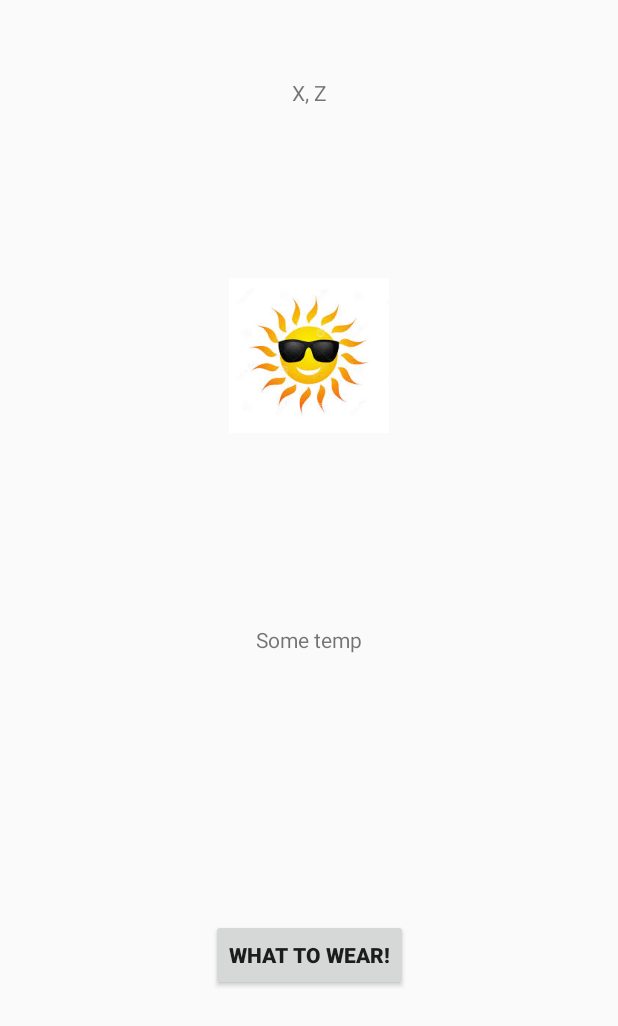
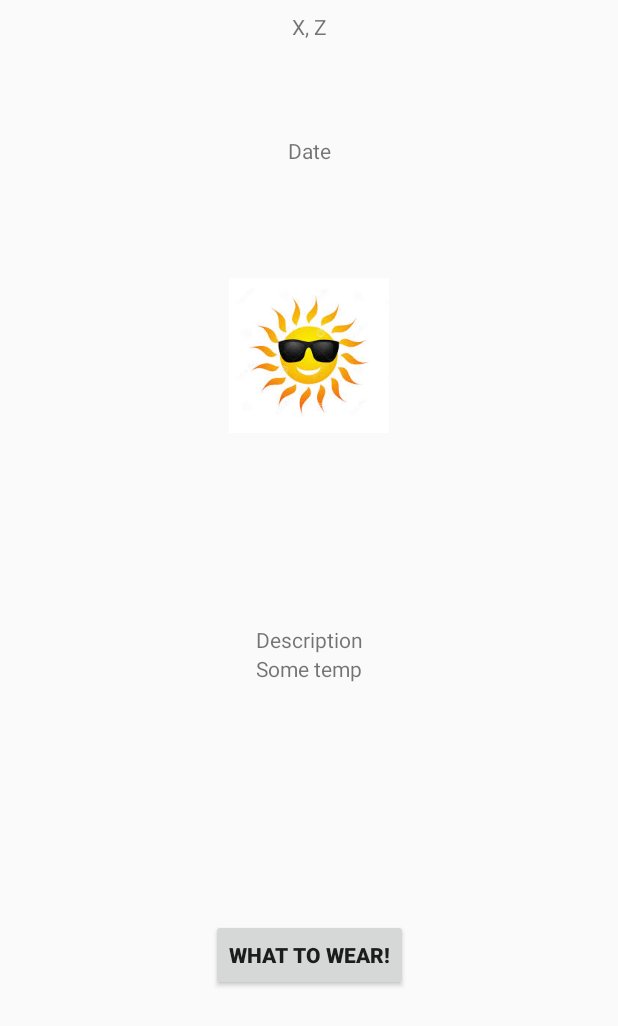
Before and after one commit to DJRAppDev/WeatherAndFashion, an Android app: the screen it shows after launch (MainActivity), on a phone screen of 412 x 824 dp. Shown: the top 1026 px of the screen. Run offline under Robolectric (Android 15) with nearby library versions, the light colour scheme and no system bars.

Commit message:
More functions

```diff
--- a/app/src/main/java/kappaindustry/weatherandfashion/Function.java
+++ b/app/src/main/java/kappaindustry/weatherandfashion/Function.java
@@ -20,7 +20,7 @@ public class Function {
 
     public interface AsyncResponse {
 
-        void processFinish(String output1, String output2, String output3);
+        void processFinish(String output1, String output2, String output3, String output4, String output5);
     }
 
     public static class placeIdTask extends AsyncTask<String, Void, JSONObject> {
@@ -54,9 +54,12 @@ public class Function {
                     DateFormat df = DateFormat.getDateTimeInstance();
 
                     String city = json.getString("name").toUpperCase(Locale.US) + ", " + json.getJSONObject("sys").getString("country");
-                    String temperature = String.format("%.2f", main.getDouble("temp"))+ "°";
+                    String description = details.getString("description").toUpperCase(Locale.US);
+                    String temperature = String.format("%.2f", main.getDouble("temp"));
 
-                    delegate.processFinish(city, temperature,""+ (json.getJSONObject("sys").getLong("sunrise") * 1000));
+                    String updatedOn = df.format(new Date(json.getLong("dt")*1000));
+
+                    delegate.processFinish(city, description, temperature, updatedOn, ""+ (json.getJSONObject("sys").getLong("sunrise") * 1000));
 
                 }
             } catch (JSONException e) {
--- a/app/src/main/java/kappaindustry/weatherandfashion/MainActivity.java
+++ b/app/src/main/java/kappaindustry/weatherandfashion/MainActivity.java
@@ -18,7 +18,7 @@ import java.net.URL;
 
 public class MainActivity extends AppCompatActivity {
     private ImageView pic;
-    private TextView temp, loc;
+    private TextView temp, loc, description, date;
     private Button change;
 
     @Override
@@ -31,13 +31,18 @@ public class MainActivity extends AppCompatActivity {
         temp = findViewById(R.id.temp);
         loc = findViewById(R.id.location);
         change = findViewById(R.id.change);
+        description = findViewById(R.id.description);
+        date = findViewById(R.id.date);
 
         Function.placeIdTask asyncTask = new Function.placeIdTask(new Function.AsyncResponse() {
             @Override
-            public void processFinish(String output1, String output2, String output3) {
+            public void processFinish(String output1, String output2, String output3, String output4, String output5) {
                 loc.setText(output1);
-                double cel = java.lang.Double.parseDouble(output2.substring(0,4));
+                description.setText(output2);
+                double cel = java.lang.Double.parseDouble(output3);
+                cel = Math.round(cel);
                 temp.setText(celToFah(cel)+"\u00b0");
+                date.setText("Last Updated " + output4);
             }
         });
 
--- a/app/src/main/res/layout/activity_main.xml
+++ b/app/src/main/res/layout/activity_main.xml
@@ -18,7 +18,7 @@
         app:layout_constraintLeft_toLeftOf="parent"
         app:layout_constraintRight_toRightOf="parent"
         app:layout_constraintTop_toTopOf="parent"
-        app:layout_constraintVertical_bias="0.057" />
+        app:layout_constraintVertical_bias="0.0" />
 
     <ImageView
         android:id="@+id/tempPic"
@@ -56,6 +56,22 @@
         app:layout_constraintTop_toTopOf="parent"
         app:layout_constraintVertical_bias="0.796" />
 
+    <TextView
+        android:id="@+id/date"
+        android:layout_width="156dp"
+        android:layout_height="52dp"
+        android:layout_marginBottom="8dp"
+        android:layout_marginTop="8dp"
+        android:text="Date"
+        android:textAlignment="center"
+        app:layout_constraintBottom_toBottomOf="parent"
+        app:layout_constraintEnd_toEndOf="parent"
+        app:layout_constraintLeft_toLeftOf="parent"
+        app:layout_constraintRight_toRightOf="parent"
+        app:layout_constraintStart_toStartOf="parent"
+        app:layout_constraintTop_toTopOf="parent"
+        app:layout_constraintVertical_bias="0.109" />
+
     <ScrollView
         android:layout_width="368dp"
         android:layout_height="138dp"
@@ -73,6 +89,13 @@
             android:orientation="vertical" >
 
             <TextView
+                android:id="@+id/description"
+                android:layout_width="match_parent"
+                android:layout_height="wrap_content"
+                android:text="Description"
+                android:textAlignment="center" />
+
+            <TextView
                 android:id="@+id/temp"
                 android:layout_width="match_parent"
                 android:layout_height="wrap_content"
```
